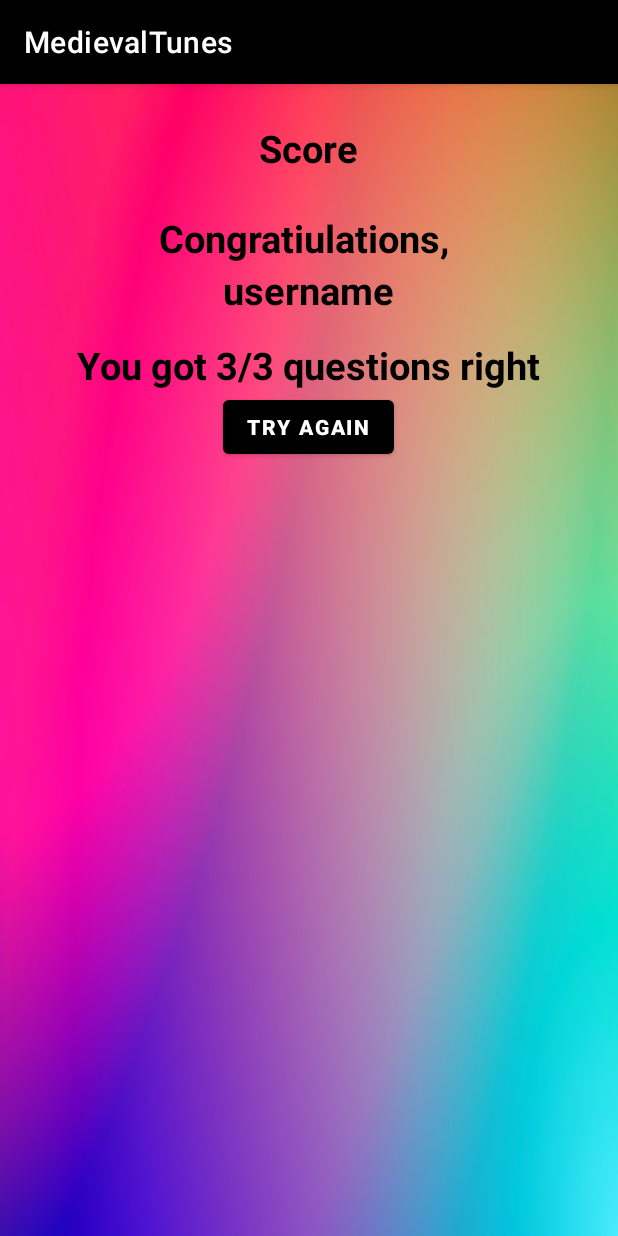
After one commit to DinuEn/MedievalTunes, an Android app: the ResultsActivity screen opened directly, with no data from a screen before it, on a phone screen of 412 x 824 dp. The commit adds this screen. Run offline under Robolectric (Android 15) with nearby library versions, the phone set to English and light mode, and no system bars.

Commit message:
Added results screen provisory UI

```diff
--- a/app/src/main/AndroidManifest.xml
+++ b/app/src/main/AndroidManifest.xml
@@ -12,6 +12,9 @@
         <activity android:name=".QuestionActivity"
             android:windowSoftInputMode="adjustResize"></activity>
 
+        <activity android:name=".ResultsActivity"
+            android:windowSoftInputMode="adjustResize"></activity>
+
         <activity
             android:name=".MainActivity"
             android:windowSoftInputMode="adjustResize">
--- a/app/src/main/java/com/example/medievaltunes/QuestionActivity.java
+++ b/app/src/main/java/com/example/medievaltunes/QuestionActivity.java
@@ -2,6 +2,7 @@ package com.example.medievaltunes;
 
 import androidx.appcompat.app.AppCompatActivity;
 
+import android.content.Intent;
 import android.graphics.Color;
 import android.graphics.drawable.Drawable;
 import android.os.Bundle;
@@ -81,7 +82,6 @@ public class QuestionActivity extends AppCompatActivity implements View.OnClickL
 
     private void setAnswerDefault(){
         for(TextView answer : answerList){
-            //answer.setTextColor(Color.parseColor("grey"));
             answer.setBackgroundResource(R.drawable.answer_background);
         }
     }
@@ -113,28 +113,39 @@ public class QuestionActivity extends AppCompatActivity implements View.OnClickL
 
     private void submitAnswer(int selectedAnswer){
 
+        //System.out.println(currentQuestionPosition);
         Button button = (Button) findViewById(R.id.submit_answer_button);
-        if(readyToSubmit == 0) {
+        if(readyToSubmit == 0) { //an answer has just been submitted
             int correctAnswerID = questionList.get(currentQuestionPosition).getCorrect();
-            if (selectedAnswer == correctAnswerID) {
+
+            if (selectedAnswer == correctAnswerID) { // the answer matches the correct id for the question, is thus correct
                 answerList.get(selectedAnswer - 1).setBackgroundResource(R.drawable.correct_answer_background);
-            } else {
+            }
+            else { //wrong answer has been selected
                 answerList.get(selectedAnswer - 1).setBackgroundResource(R.drawable.wrong_answer_background);
                 answerList.get(correctAnswerID - 1).setBackgroundResource(R.drawable.correct_answer_background);
             }
             readyToSubmit = 1;
-            button.setText("GO TO NEXT QUESTION");
+
+            if (currentQuestionPosition < (questionList.size() - 1) ) { //if this is not the last question, show go to next question
+                button.setText("GO TO NEXT QUESTION");
+            }
+            else if (currentQuestionPosition == (questionList.size() - 1)) { //if it is indeed the last question, have the option to finish
+                button.setText("FINISH");
+            }
             return;
         }
 
-        if(readyToSubmit == 1) {
-            if (currentQuestionPosition < (questionList.size() - 1) ) {
+        if(readyToSubmit == 1) { //an answer is waiting to be submitted
+
+            if (currentQuestionPosition < (questionList.size() - 1) ) { //this is not the last question, so go to a new question
                 currentQuestionPosition++;
                 setCurrentQuestion();
                 button.setText("SUBMIT");
-            } else if (currentQuestionPosition == (questionList.size() - 1)) {
-                //Toast.makeText(this, "Game completed", Toast.LENGTH_SHORT).show();
-                button.setText("FINISH");
+            } else if (currentQuestionPosition == (questionList.size() - 1)) { //this is the last question, so the finish button has already been pressed
+                Intent intent = new Intent(this, ResultsActivity.class);
+                startActivity(intent);
+                finish();
             }
             readyToSubmit = 0;
         }
--- /dev/null
+++ b/app/src/main/java/com/example/medievaltunes/ResultsActivity.java
@@ -0,0 +1,15 @@
+package com.example.medievaltunes;
+
+import android.os.Bundle;
+
+import androidx.appcompat.app.AppCompatActivity;
+
+public class ResultsActivity extends AppCompatActivity {
+
+    @Override
+    protected void onCreate(Bundle savedInstanceState) {
+        super.onCreate(savedInstanceState);
+        setContentView(R.layout.activity_results);
+
+    }
+}
--- /dev/null
+++ b/app/src/main/res/layout/activity_results.xml
@@ -0,0 +1,58 @@
+<?xml version="1.0" encoding="utf-8"?>
+<LinearLayout xmlns:android="http://schemas.android.com/apk/res/android"
+    xmlns:app="http://schemas.android.com/apk/res-auto"
+    xmlns:tools="http://schemas.android.com/tools"
+    android:layout_width="match_parent"
+    android:layout_height="match_parent"
+    android:fillViewport="true"
+    android:background="@drawable/results_background"
+    android:gravity="center_horizontal"
+    android:orientation="vertical"
+    tools:context=".QuestionActivity">
+
+
+    <TextView
+        android:layout_width="wrap_content"
+        android:layout_height="wrap_content"
+        android:text="Score"
+        android:textStyle="bold"
+        android:textSize="25dp"
+        android:textColor="@color/black"
+        android:layout_marginTop="25dp"></TextView>
+
+    <TextView
+        android:layout_width="wrap_content"
+        android:layout_height="wrap_content"
+        android:text="Congratiulations, "
+        android:textStyle="bold"
+        android:textSize="25dp"
+        android:textColor="@color/black"
+        android:layout_marginTop="25dp"></TextView>
+
+    <TextView
+        android:id="@+id/username"
+        android:layout_width="wrap_content"
+        android:layout_height="wrap_content"
+        android:text="username"
+        android:textStyle="bold"
+        android:textSize="25dp"
+        android:textColor="@color/black"></TextView>
+
+    <TextView
+        android:id="@+id/score"
+        android:layout_width="wrap_content"
+        android:layout_height="wrap_content"
+        android:text="You got 3/3 questions right"
+        android:textStyle="bold"
+        android:textSize="25dp"
+        android:textColor="@color/black"
+        android:layout_marginTop="15dp"></TextView>
+
+    <Button
+        android:id="@+id/tryAgain"
+        android:layout_width="wrap_content"
+        android:layout_height="wrap_content"
+        android:text="Try again"
+        android:textColor="@color/white"
+        android:textStyle="bold"></Button>
+</LinearLayout>
```
Also changed, not shown: app/src/main/res/drawable/results_background.jpg (added).
